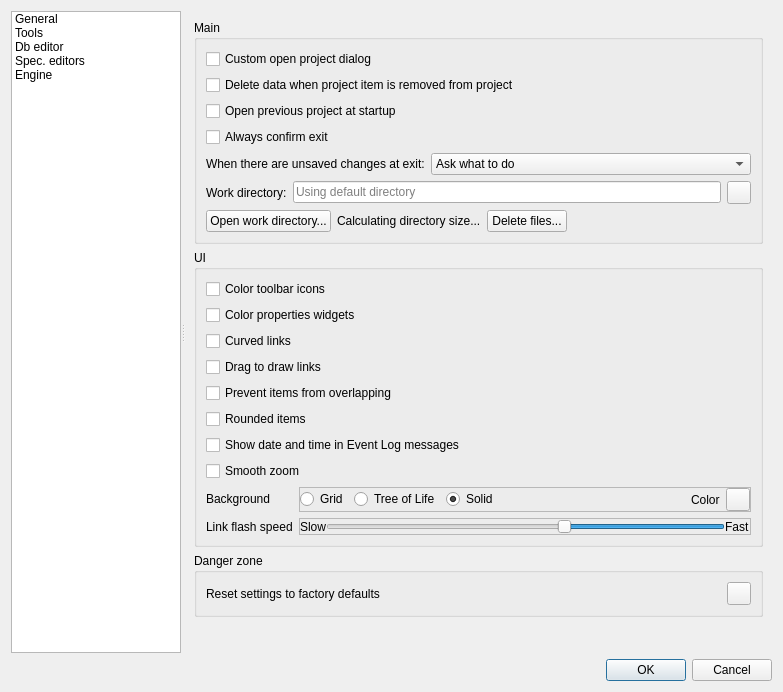
Old version of the form spinetoolbox/ui/settings.ui in the repository spine-tools/Spine-Toolbox.
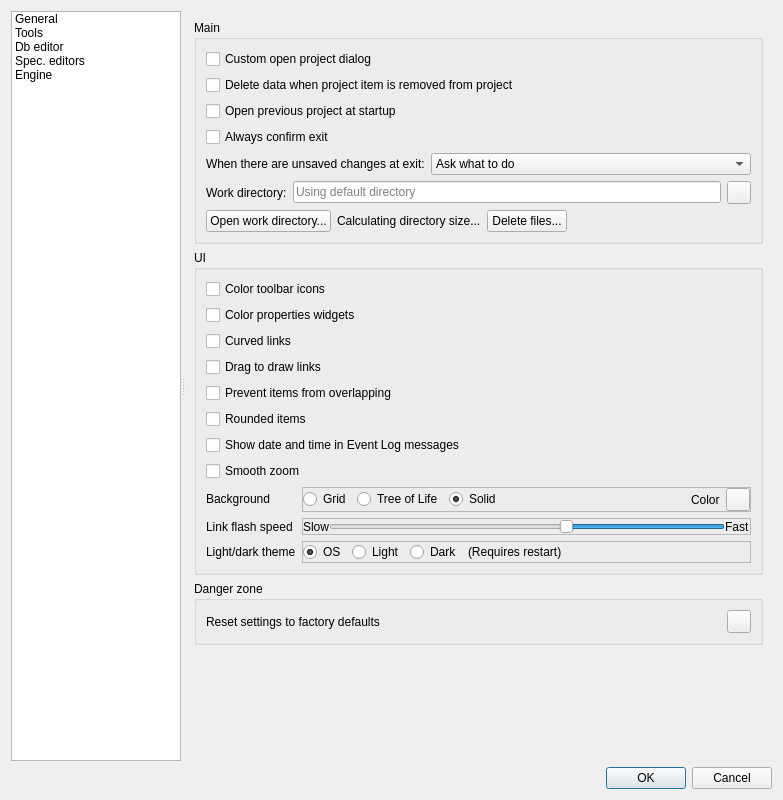
New version of the form. Icons and pictures are not drawn. Custom widgets are drawn as their Qt base class.

The edit to the form file:
```diff
--- a/spinetoolbox/ui/settings.ui
+++ b/spinetoolbox/ui/settings.ui
@@ -23,7 +23,7 @@
     <x>0</x>
     <y>0</y>
     <width>783</width>
-    <height>692</height>
+    <height>800</height>
    </rect>
   </property>
   <property name="sizePolicy">
@@ -34,8 +34,8 @@
   </property>
   <property name="minimumSize">
    <size>
-    <width>500</width>
-    <height>350</height>
+    <width>700</width>
+    <height>800</height>
    </size>
   </property>
   <property name="maximumSize">
@@ -417,6 +417,9 @@
            </item>
            <item row="8" column="0">
             <layout class="QFormLayout" name="formLayout">
+             <property name="verticalSpacing">
+              <number>6</number>
+             </property>
              <item row="0" column="0">
               <widget class="QLabel" name="label_7">
                <property name="text">
@@ -587,6 +590,84 @@
                </layout>
               </widget>
              </item>
+             <item row="2" column="0">
+              <widget class="QLabel" name="label_theme">
+               <property name="text">
+                <string>Light/dark theme</string>
+               </property>
+              </widget>
+             </item>
+             <item row="2" column="1">
+              <widget class="QFrame" name="frame_theme">
+               <property name="frameShape">
+                <enum>QFrame::Shape::StyledPanel</enum>
+               </property>
+               <property name="frameShadow">
+                <enum>QFrame::Shadow::Sunken</enum>
+               </property>
+               <layout class="QHBoxLayout" name="horizontalLayout_theme">
+                <property name="leftMargin">
+                 <number>0</number>
+                </property>
+                <property name="topMargin">
+                 <number>0</number>
+                </property>
+                <property name="rightMargin">
+                 <number>0</number>
+                </property>
+                <property name="bottomMargin">
+                 <number>0</number>
+                </property>
+                <item>
+                 <widget class="QRadioButton" name="radioButton_theme_os">
+                  <property name="text">
+                   <string>OS</string>
+                  </property>
+                  <property name="checked">
+                   <bool>true</bool>
+                  </property>
+                 </widget>
+                </item>
+                <item>
+                 <widget class="QRadioButton" name="radioButton_theme_light">
+                  <property name="text">
+                   <string>Light</string>
+                  </property>
+                 </widget>
+                </item>
+                <item>
+                 <widget class="QRadioButton" name="radioButton_theme_dark">
+                  <property name="text">
+                   <string>Dark</string>
+                  </property>
+                 </widget>
+                </item>
+                <item>
+                 <widget class="QLabel" name="label_theme_restart">
+                  <property name="text">
+                   <string>(Requires restart)</string>
+                  </property>
+                  <property name="enabled">
+                   <bool>true</bool>
+                  </property>
+                 </widget>
+                </item>
+                <item>
+                 <spacer name="horizontalSpacer_theme">
+                  <property name="orientation">
+                   <enum>Qt::Orientation::Horizontal</enum>
+                  </property>
+                  <property name="sizeHint" stdset="0">
+                   <size>
+                    <width>40</width>
+                    <height>20</height>
+                   </size>
+                  </property>
+                 </spacer>
+                </item>
+               </layout>
+              </widget>
+             </item>
             </layout>
            </item>
            <item row="3" column="0">
```
